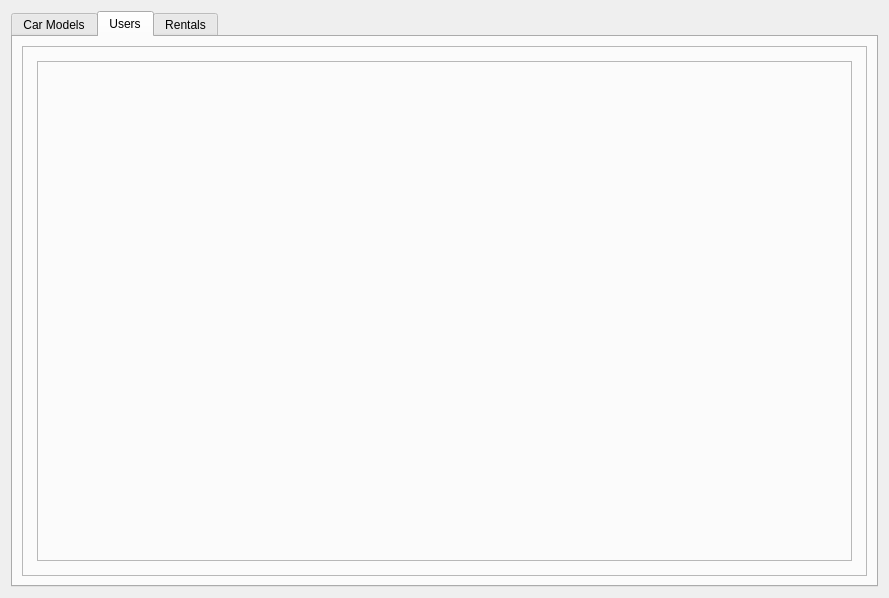
The window that src/qt/forms/car_rental.ui (lucassaporetti/car-rental) describes before a commit, drawn with Qt 5.
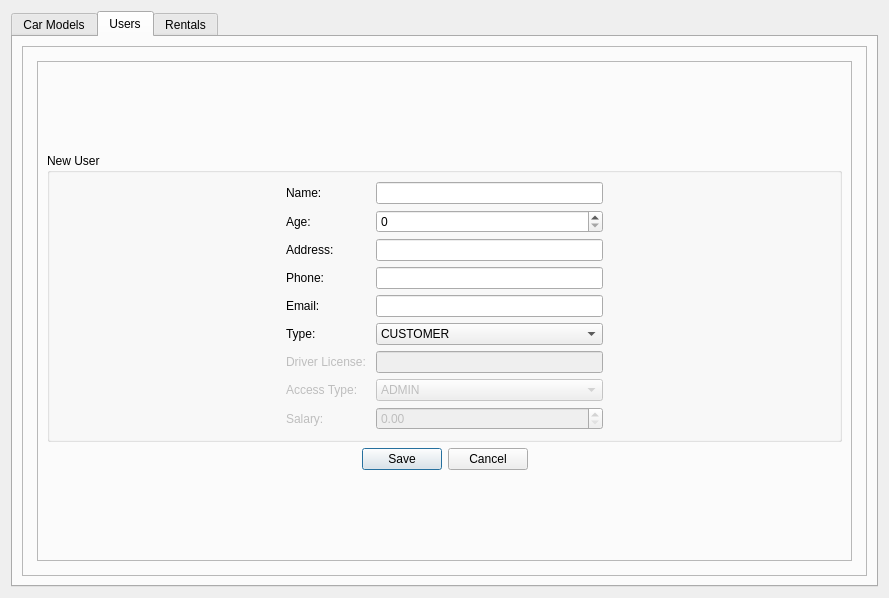
The same window after the commit. The open tabs and pages were chosen to show the change. Icons and pictures are not drawn.

What changed in the file:
```diff
--- a/src/qt/forms/car_rental.ui
+++ b/src/qt/forms/car_rental.ui
@@ -16,6 +16,9 @@
   <layout class="QVBoxLayout" name="verticalLayout">
    <item>
     <widget class="QTabWidget" name="tabWidget">
+     <property name="autoFillBackground">
+      <bool>false</bool>
+     </property>
      <property name="currentIndex">
       <number>0</number>
      </property>
@@ -581,6 +584,243 @@
                 <property name="frameShadow">
                  <enum>QFrame::Raised</enum>
                 </property>
+                <layout class="QVBoxLayout" name="verticalLayout_18">
+                 <item>
+                  <spacer name="verticalSpacer_3">
+                   <property name="orientation">
+                    <enum>Qt::Vertical</enum>
+                   </property>
+                   <property name="sizeHint" stdset="0">
+                    <size>
+                     <width>20</width>
+                     <height>40</height>
+                    </size>
+                   </property>
+                  </spacer>
+                 </item>
+                 <item>
+                  <widget class="QGroupBox" name="groupBoxAddUser">
+                   <property name="title">
+                    <string>New User</string>
+                   </property>
+                   <layout class="QGridLayout" name="gridLayout_2">
+                    <item row="0" column="2">
+                     <widget class="QLineEdit" name="lineEditUserName"/>
+                    </item>
+                    <item row="0" column="1">
+                     <widget class="QLabel" name="label_8">
+                      <property name="text">
+                       <string>Name: </string>
+                      </property>
+                      <property name="buddy">
+                       <cstring>lineEditUserName</cstring>
+                      </property>
+                     </widget>
+                    </item>
+                    <item row="0" column="0">
+                     <spacer name="horizontalSpacer_6">
+                      <property name="orientation">
+                       <enum>Qt::Horizontal</enum>
+                      </property>
+                      <property name="sizeHint" stdset="0">
+                       <size>
+                        <width>40</width>
+                        <height>20</height>
+                       </size>
+                      </property>
+                     </spacer>
+                    </item>
+                    <item row="0" column="3">
+                     <spacer name="horizontalSpacer_7">
+                      <property name="orientation">
+                       <enum>Qt::Horizontal</enum>
+                      </property>
+                      <property name="sizeHint" stdset="0">
+                       <size>
+                        <width>40</width>
+                        <height>20</height>
+                       </size>
+                      </property>
+                     </spacer>
+                    </item>
+                    <item row="5" column="1">
+                     <widget class="QLabel" name="label_13">
+                      <property name="text">
+                       <string>Type: </string>
+                      </property>
+                      <property name="buddy">
+                       <cstring>comboBoxUserType</cstring>
+                      </property>
+                     </widget>
+                    </item>
+                    <item row="2" column="1">
+                     <widget class="QLabel" name="label_10">
+                      <property name="text">
+                       <string>Address:</string>
+                      </property>
+                      <property name="buddy">
+                       <cstring>lineEditAddress</cstring>
+                      </property>
+                     </widget>
+                    </item>
+                    <item row="3" column="2">
+                     <widget class="QLineEdit" name="lineEditPhone"/>
+                    </item>
+                    <item row="7" column="2">
+                     <widget class="QComboBox" name="comboBoxAccessType">
+                      <property name="enabled">
+                       <bool>false</bool>
+                      </property>
+                      <item>
+                       <property name="text">
+                        <string>ADMIN</string>
+                       </property>
+                      </item>
+                      <item>
+                       <property name="text">
+                        <string>MANAGER</string>
+                       </property>
+                      </item>
+                      <item>
+                       <property name="text">
+                        <string>ATTENDANT</string>
+                       </property>
+                      </item>
+                     </widget>
+                    </item>
+                    <item row="2" column="2">
+                     <widget class="QLineEdit" name="lineEditAddress"/>
+                    </item>
+                    <item row="7" column="1">
+                     <widget class="QLabel" name="labelAccessType">
+                      <property name="enabled">
+                       <bool>false</bool>
+                      </property>
+                      <property name="text">
+                       <string>Access Type: </string>
+                      </property>
+                      <property name="buddy">
+                       <cstring>comboBoxAccessType</cstring>
+                      </property>
+                     </widget>
+                    </item>
+                    <item row="1" column="1">
+                     <widget class="QLabel" name="label_9">
+                      <property name="text">
+                       <string>Age: </string>
+                      </property>
+                      <property name="buddy">
+                       <cstring>spinBoxAge</cstring>
+                      </property>
+                     </widget>
+                    </item>
+                    <item row="4" column="2">
+                     <widget class="QLineEdit" name="lineEditEmail"/>
+                    </item>
+                    <item row="6" column="2">
+                     <widget class="QLineEdit" name="lineEditDriverLicense">
+                      <property name="enabled">
+                       <bool>false</bool>
+                      </property>
+                     </widget>
+                    </item>
+                    <item row="4" column="1">
+                     <widget class="QLabel" name="label_12">
+                      <property name="text">
+                       <string>Email: </string>
+                      </property>
+                      <property name="buddy">
+                       <cstring>lineEditEmail</cstring>
+                      </property>
+                     </widget>
+                    </item>
+                    <item row="5" column="2">
+                     <widget class="QComboBox" name="comboBoxUserType">
+                      <item>
+                       <property name="text">
+                        <string>CUSTOMER</string>
+                       </property>
+                      </item>
+                      <item>
+                       <property name="text">
+                        <string>EMPLOYEE</string>
+                       </property>
+                      </item>
+                     </widget>
+                    </item>
+                    <item row="1" column="2">
+                     <widget class="QSpinBox" name="spinBoxAge"/>
+                    </item>
+                    <item row="3" column="1">
+                     <widget class="QLabel" name="label_11">
+                      <property name="text">
+                       <string>Phone: </string>
+                      </property>
+                      <property name="buddy">
+                       <cstring>lineEditPhone</cstring>
+                      </property>
+                     </widget>
+                    </item>
+                    <item row="6" column="1">
+                     <widget class="QLabel" name="labelDriverLicense">
+                      <property name="enabled">
+                       <bool>false</bool>
+                      </property>
+                      <property name="text">
+                       <string>Driver License: </string>
+                      </property>
+                      <property name="buddy">
+                       <cstring>lineEditDriverLicense</cstring>
+                      </property>
+                     </widget>
+                    </item>
+                    <item row="8" column="1">
+                     <widget class="QLabel" name="labelSalary">
+                      <property name="enabled">
+                       <bool>false</bool>
+                      </property>
+                      <property name="text">
+                       <string>Salary: </string>
+                      </property>
+                      <property name="buddy">
+                       <cstring>doubleSpinSalary</cstring>
+                      </property>
+                     </widget>
+                    </item>
+                    <item row="8" column="2">
+                     <widget class="QDoubleSpinBox" name="doubleSpinSalary">
+                      <property name="enabled">
+                       <bool>false</bool>
+                      </property>
+                     </widget>
+                    </item>
+                   </layout>
+                  </widget>
+                 </item>
+                 <item>
+                  <widget class="QDialogButtonBox" name="buttonBoxAddUser">
+                   <property name="standardButtons">
+                    <set>QDialogButtonBox::Cancel|QDialogButtonBox::Save</set>
+                   </property>
+                   <property name="centerButtons">
+                    <bool>true</bool>
+                   </property>
+                  </widget>
+                 </item>
+                 <item>
+                  <spacer name="verticalSpacer_4">
+                   <property name="orientation">
+                    <enum>Qt::Vertical</enum>
+                   </property>
+                   <property name="sizeHint" stdset="0">
+                    <size>
+                     <width>20</width>
+                     <height>40</height>
+                    </size>
+                   </property>
+                  </spacer>
+                 </item>
+                </layout>
                </widget>
               </item>
              </layout>
```
Left out of the diff: 429 changed lines with no effect on the pictures.
